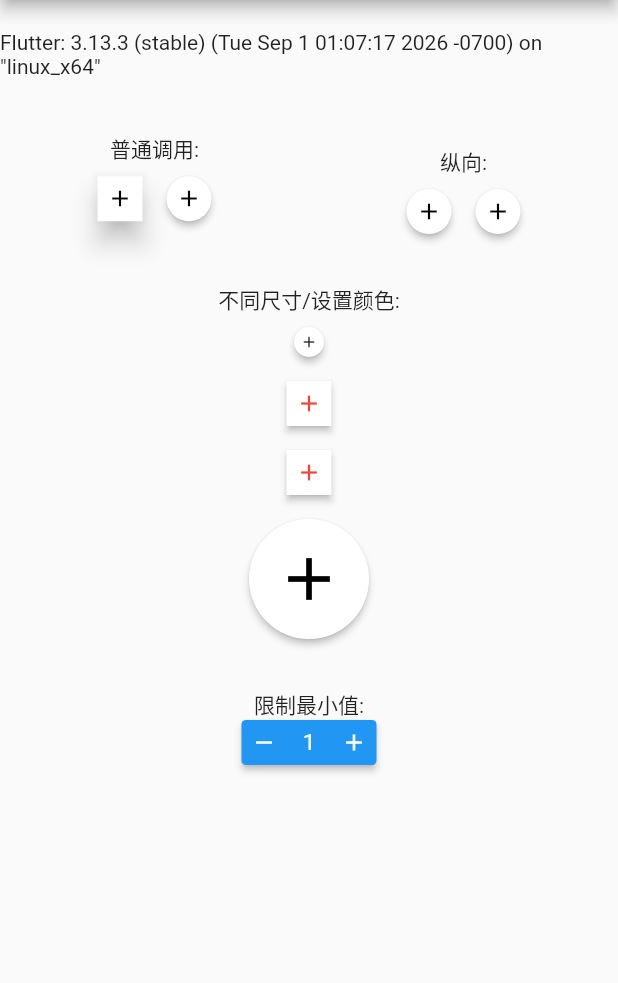
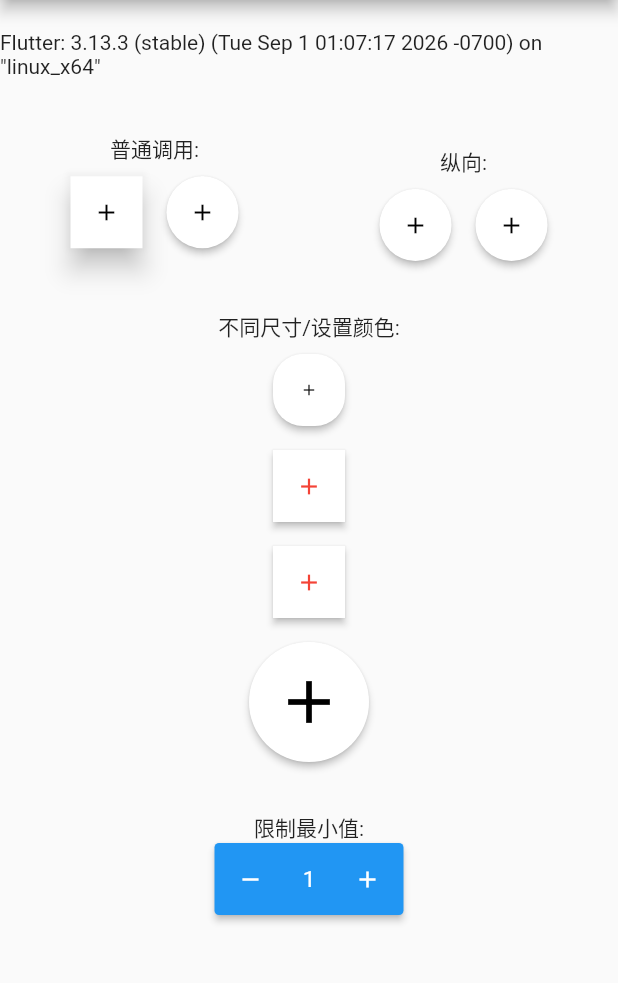
Before and after one commit to shirne/CartStepper, a Flutter app: the screen it shows after launch, after a tap on the "remove" icon, on a phone screen of 412 x 824 dp, the part 84-1067 px from its top. Run offline on Flutter 3.47's test engine with Material 2 defaults, Android fonts, the phone set to English and light mode, and no system bars; Roboto replaces fonts that are missing (Quicksand).

Commit message:
优化布局，修复最小值问题

```diff
--- a/lib/src/cart_stepper.dart
+++ b/lib/src/cart_stepper.dart
@@ -72,6 +72,8 @@ class _CartStepperState<VM extends num> extends State<CartStepper<VM>> {
       }
     });
 
+  num defaultValue = 0;
+
   @override
   void initState() {
     super.initState();
@@ -105,8 +107,7 @@ class _CartStepperState<VM extends num> extends State<CartStepper<VM>> {
     final isExpanded = _editMode || widget._value > 0;
 
     List<Widget> childs = [
-      Expanded(
-        child: IconButton(
+      IconButton(
         iconSize: widget.size * 0.6,
         padding: EdgeInsets.all(widget.size * 0.2),
         icon: Icon(
@@ -121,7 +122,6 @@ class _CartStepperState<VM extends num> extends State<CartStepper<VM>> {
           });
           widget.didChangeCount((widget._value + widget._stepper) as VM);
         },
-        ),
       ),
     ];
     if (isExpanded) {
@@ -180,8 +180,7 @@ class _CartStepperState<VM extends num> extends State<CartStepper<VM>> {
         ),
       );
       childs.add(
-        Expanded(
-          child: IconButton(
+        IconButton(
           iconSize: widget.size * 0.6,
           padding: EdgeInsets.all(widget.size * 0.2),
           icon: Icon(
@@ -193,28 +192,21 @@ class _CartStepperState<VM extends num> extends State<CartStepper<VM>> {
               _editMode = false;
             });
             if (widget._value > 0) {
-                widget.didChangeCount(
-                    math.max((widget._value - widget._stepper), 0) as VM);
+              widget.didChangeCount(math.max(
+                  (widget._value - widget._stepper),
+                  VM is int
+                      ? defaultValue.toInt()
+                      : defaultValue.toDouble()) as VM);
             }
           },
-          ),
         ),
       );
     }
 
-    double width = widget.size;
-    double height = width;
-    if (isExpanded) {
-      if (widget.axis == Axis.vertical) {
-        height *= 2 + widget.numberSize * .5;
-      } else {
-        width *= 2 + widget.numberSize * .5;
-      }
-    }
-
     return AnimatedPhysicalModel(
       shape: style.shape,
-      borderRadius: BorderRadius.all(style.radius ?? Radius.circular(height)),
+      borderRadius:
+          BorderRadius.all(style.radius ?? Radius.circular(widget.size)),
       shadowColor: style.shadowColor ?? const Color.fromARGB(255, 0, 0, 0),
       color: isExpanded
           ? style.activeBackgroundColor
@@ -222,16 +214,14 @@ class _CartStepperState<VM extends num> extends State<CartStepper<VM>> {
       elevation: widget.elevation,
       duration: const Duration(milliseconds: 300),
       curve: Curves.easeIn,
-      child: SizedBox(
-        width: width,
-        height: height,
       child: widget.axis == Axis.vertical
           ? Column(
+              mainAxisSize: MainAxisSize.min,
               children: childs,
             )
           : Row(
+              mainAxisSize: MainAxisSize.min,
               children: childs.reversed.toList(),
-              ),
             ),
     );
   }
```
Lines whose indentation alone changed are shown as unchanged.
